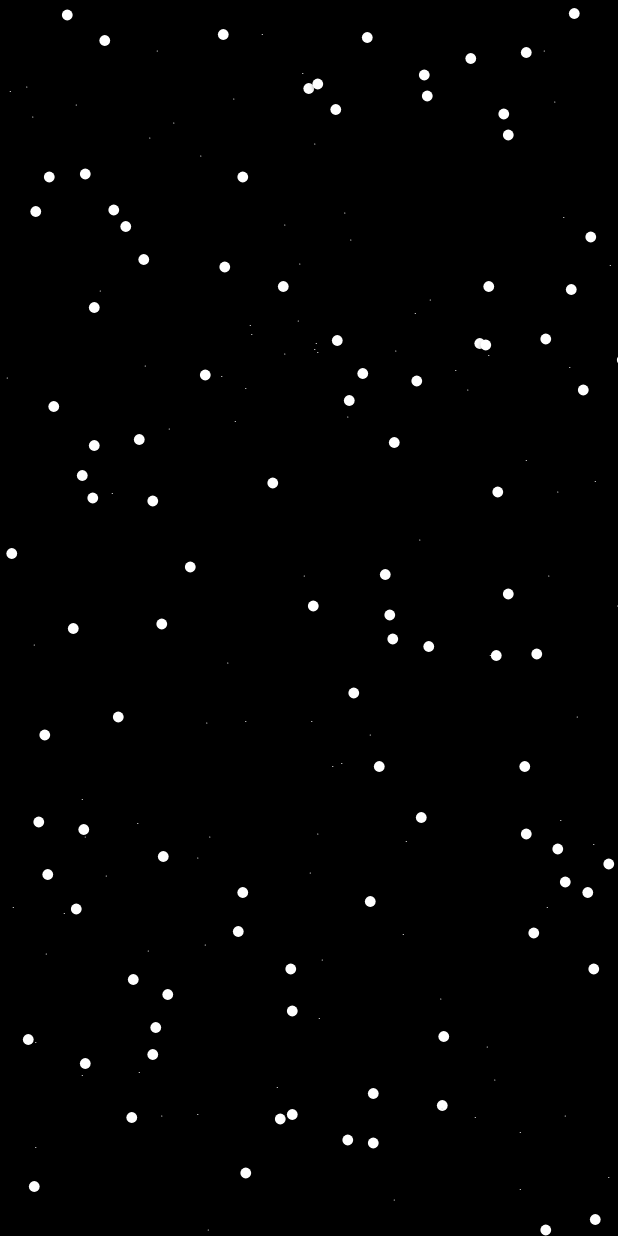
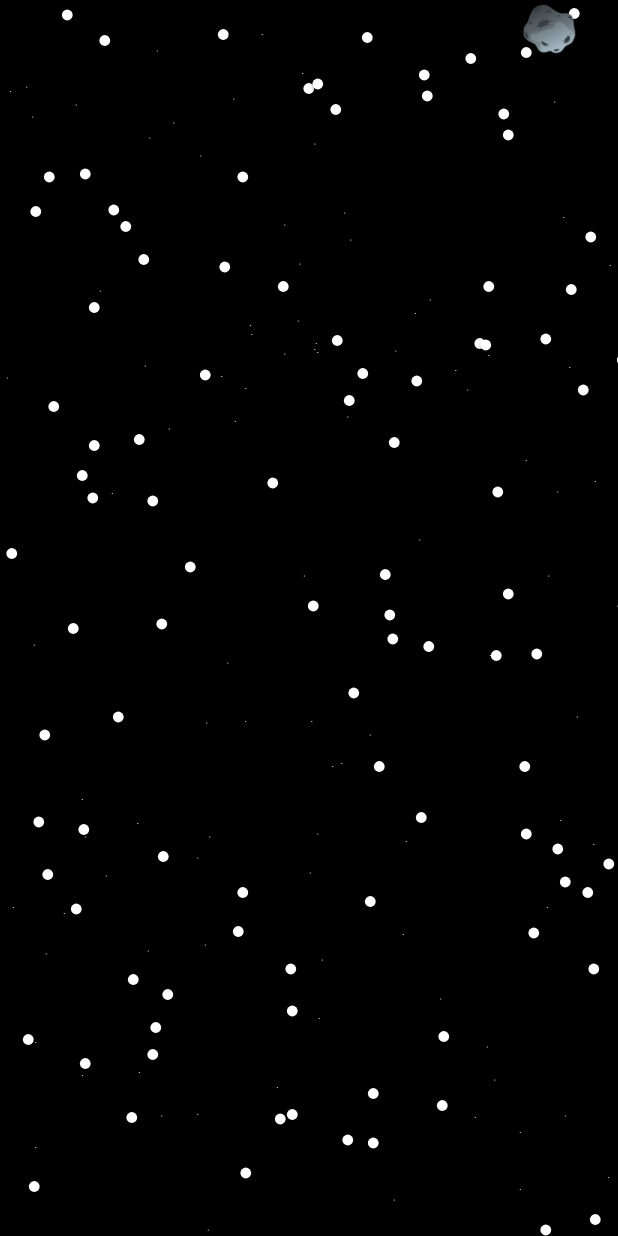
Before and after one commit to tauqeerkhattak/stars, a Flutter app: the screen it shows after launch, on a phone screen of 412 x 824 dp. Run offline on Flutter 3.47's test engine with Material 2 defaults, Android fonts, the phone set to English and light mode, and no system bars; our stand-ins replace lottie.

Commit message:
obstacles added

```diff
--- a/lib/screens/home/home.dart
+++ b/lib/screens/home/home.dart
@@ -1,10 +1,8 @@
 import 'dart:async';
 import 'dart:math';
-import 'dart:ui';
 
 import 'package:flutter/foundation.dart';
 import 'package:flutter/material.dart';
-import 'package:google_fonts/google_fonts.dart';
 import 'package:lottie/lottie.dart';
 
 class Home extends StatefulWidget {
@@ -17,6 +15,8 @@ class Home extends StatefulWidget {
 class _HomeState extends State<Home> with TickerProviderStateMixin {
   late AnimationController _slideController;
   late AnimationController _scaleController;
+  late AnimationController _obstacleController;
+  final random = Random();
   final int numberOfStars = kDebugMode ? 50 : 200;
   final _slideDuration = const Duration(
     seconds: 16,
@@ -24,7 +24,11 @@ class _HomeState extends State<Home> with TickerProviderStateMixin {
   final _scaleDuration = const Duration(
     milliseconds: 2000,
   );
+  final Duration _obstacleDuration = const Duration(
+    seconds: 5,
+  );
   StreamController<Offset> controller = StreamController();
+  double _obstacleYPosition = 0.0;
 
   @override
   void initState() {
@@ -43,6 +47,14 @@ class _HomeState extends State<Home> with TickerProviderStateMixin {
     )..repeat(
         reverse: true,
       );
+    _obstacleController = AnimationController(
+      vsync: this,
+      duration: _obstacleDuration,
+    )..repeat(
+        reverse: false,
+        min: 0.0,
+        max: 1.0,
+      );
   }
 
   @override
@@ -57,7 +69,17 @@ class _HomeState extends State<Home> with TickerProviderStateMixin {
           children: [
             _buildBackground(),
             ..._buildStars(context),
-            StreamBuilder(
+            _buildObstacles(),
+            _buildRocket(),
+            // _buildNameCard(),
+          ],
+        ),
+      ),
+    );
+  }
+
+  Widget _buildRocket() {
+    return StreamBuilder(
       stream: controller.stream,
       builder: (context, snapshot) {
         if (snapshot.hasData) {
@@ -72,7 +94,6 @@ class _HomeState extends State<Home> with TickerProviderStateMixin {
                 width: 60,
                 height: 60,
                 repeat: true,
-                        reverse: true,
               ),
             ),
           );
@@ -80,11 +101,6 @@ class _HomeState extends State<Home> with TickerProviderStateMixin {
           return const SizedBox.shrink();
         }
       },
-            ),
-            // _buildNameCard(),
-          ],
-        ),
-      ),
     );
   }
 
@@ -99,7 +115,6 @@ class _HomeState extends State<Home> with TickerProviderStateMixin {
   List<Widget> _buildStars(BuildContext context) {
     final width = MediaQuery.of(context).size.width;
     final height = MediaQuery.of(context).size.height;
-    final random = Random();
     List<Widget> stars = List.generate(
       numberOfStars,
       (index) {
@@ -145,6 +160,38 @@ class _HomeState extends State<Home> with TickerProviderStateMixin {
     return stars;
   }
 
+  Widget _buildObstacles() {
+    final size = MediaQuery.of(context).size;
+    double top = random.nextInt(size.height.floor()).toDouble();
+    final rockSize = size.width * 0.1;
+    if (top > (size.width - rockSize)) {
+      top -= rockSize;
+    }
+    return AnimatedBuilder(
+      animation: _obstacleController,
+      builder: (context, child) {
+        return Positioned(
+          left: _getObstacleXPosition(
+            width: size.width,
+          ),
+          top: _getObstacleYPosition(
+            height: size.height,
+            width: size.width,
+          ),
+          child: Transform.rotate(
+            angle: 2 * pi * _obstacleController.value,
+            child: child!,
+          ),
+        );
+      },
+      child: Image.asset(
+        'assets/images/rock.png',
+        width: rockSize,
+        height: rockSize,
+      ),
+    );
+  }
+
   double getLeftPosition({
     required double width,
     required double x,
@@ -162,6 +209,36 @@ class _HomeState extends State<Home> with TickerProviderStateMixin {
     }
   }
 
+  double _getObstacleXPosition({required double width}) {
+    final animationValue = _obstacleController.value;
+    final position = 1.5 * width * animationValue;
+    if (animationValue <= 0.0) {
+      return 0;
+    } else if (animationValue >= width) {
+      return width;
+    } else {
+      return position;
+    }
+  }
+
+  double _getObstacleYPosition(
+      {required double height, required double width}) {
+    final animationValue = _obstacleController.value;
+    final rocketSize = width * 0.1;
+    if (animationValue >= 0.999) {
+      _obstacleYPosition = random.nextInt(height.floor()).toDouble();
+      print(
+          'CHANGE Y POSITION OF OBSTACLE: $_obstacleYPosition ${_obstacleController.duration?.inSeconds}');
+    }
+    if (_obstacleYPosition + rocketSize >= height) {
+      return _obstacleYPosition - (width * 0.1);
+    } else if (_obstacleYPosition + rocketSize <= 0.0) {
+      return _obstacleYPosition + (width * 0.1);
+    } else {
+      return _obstacleYPosition;
+    }
+  }
+
   double getScaleValue({
     required int index,
   }) {
```
Also changed, not shown: assets/images/rock.png (added). Lines whose indentation alone changed are shown as unchanged.
